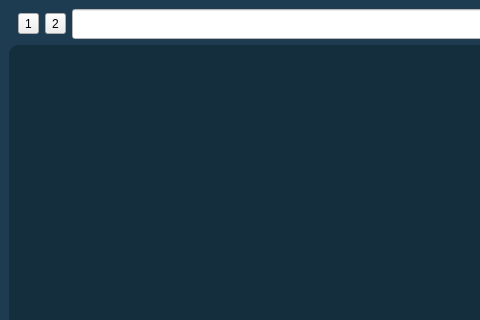
Qt form ui/main.ui (RiaJ16/liai_concrete) before a commit; both pictures show x 0 to 480 and y 0 to 320 of the 795 by 459 pixel window.
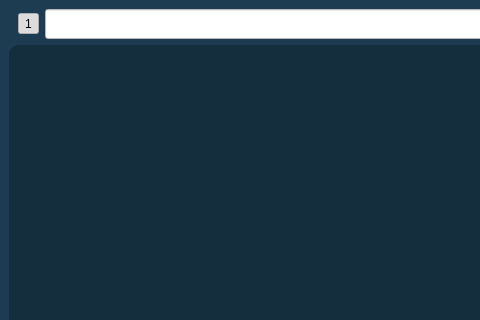
The same form after that commit. Icons and pictures are not drawn.

What changed in the file:
```diff
--- a/ui/main.ui
+++ b/ui/main.ui
@@ -70,22 +70,11 @@
              <height>30</height>
             </size>
            </property>
-          </widget>
-         </item>
-         <item>
-          <widget class="QToolButton" name="btn_tabla">
-           <property name="text">
-            <string>2</string>
+           <property name="checkable">
+            <bool>true</bool>
            </property>
-           <property name="icon">
-            <iconset resource="resources.qrc">
-             <normaloff>:/main/icons/table_mode.png</normaloff>:/main/icons/table_mode.png</iconset>
-           </property>
-           <property name="iconSize">
-            <size>
-             <width>30</width>
-             <height>30</height>
-            </size>
+           <property name="checked">
+            <bool>true</bool>
            </property>
           </widget>
          </item>
```
